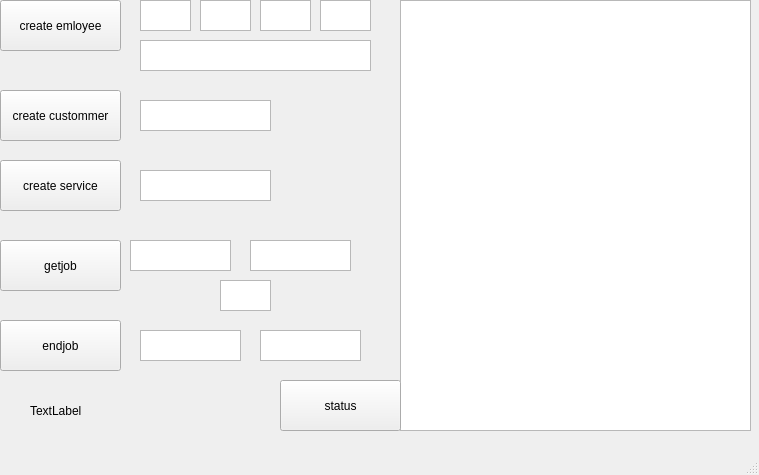
Old version of the form server.ui in the repository gameraliaz/Bank_Server.
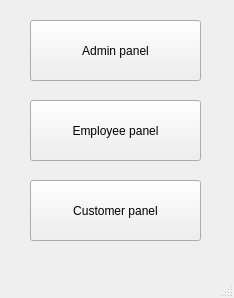
New version of the form.

```diff
--- a/server.ui
+++ b/server.ui
@@ -6,233 +6,51 @@
    <rect>
     <x>0</x>
     <y>0</y>
-    <width>759</width>
-    <height>475</height>
+    <width>234</width>
+    <height>298</height>
    </rect>
   </property>
   <property name="windowTitle">
    <string>Server</string>
   </property>
   <widget class="QWidget" name="centralwidget">
-   <widget class="QTextEdit" name="Statustext">
+   <widget class="QPushButton" name="btnEmployee">
     <property name="geometry">
      <rect>
-      <x>400</x>
-      <y>0</y>
-      <width>351</width>
-      <height>431</height>
-     </rect>
-    </property>
-   </widget>
-   <widget class="QPushButton" name="Empcreate">
-    <property name="geometry">
-     <rect>
-      <x>0</x>
-      <y>0</y>
-      <width>121</width>
-      <height>51</height>
-     </rect>
-    </property>
-    <property name="text">
-     <string>create emloyee</string>
-    </property>
-   </widget>
-   <widget class="QPushButton" name="Cuscreate">
-    <property name="geometry">
-     <rect>
-      <x>0</x>
-      <y>90</y>
-      <width>121</width>
-      <height>51</height>
-     </rect>
-    </property>
-    <property name="text">
-     <string>create custommer</string>
-    </property>
-   </widget>
-   <widget class="QPushButton" name="Sercreate">
-    <property name="geometry">
-     <rect>
-      <x>0</x>
-      <y>160</y>
-      <width>121</width>
-      <height>51</height>
-     </rect>
-    </property>
-    <property name="text">
-     <string>create service</string>
-    </property>
-   </widget>
-   <widget class="QPushButton" name="Getjob">
-    <property name="geometry">
-     <rect>
-      <x>0</x>
-      <y>240</y>
-      <width>121</width>
-      <height>51</height>
-     </rect>
-    </property>
-    <property name="text">
-     <string>getjob</string>
-    </property>
-   </widget>
-   <widget class="QPushButton" name="Endjob">
-    <property name="geometry">
-     <rect>
-      <x>0</x>
-      <y>320</y>
-      <width>121</width>
-      <height>51</height>
-     </rect>
-    </property>
-    <property name="text">
-     <string>endjob</string>
-    </property>
-   </widget>
-   <widget class="QPushButton" name="Status">
-    <property name="geometry">
-     <rect>
-      <x>280</x>
-      <y>380</y>
-      <width>121</width>
-      <height>51</height>
-     </rect>
-    </property>
-    <property name="text">
-     <string>status</string>
-    </property>
-   </widget>
-   <widget class="QTextEdit" name="Empcreate_Pass">
-    <property name="geometry">
-     <rect>
-      <x>140</x>
-      <y>0</y>
-      <width>51</width>
-      <height>31</height>
-     </rect>
-    </property>
-   </widget>
-   <widget class="QTextEdit" name="Empcreate_First">
-    <property name="geometry">
-     <rect>
-      <x>200</x>
-      <y>0</y>
-      <width>51</width>
-      <height>31</height>
-     </rect>
-    </property>
-   </widget>
-   <widget class="QTextEdit" name="Empcreate_Last">
-    <property name="geometry">
-     <rect>
-      <x>260</x>
-      <y>0</y>
-      <width>51</width>
-      <height>31</height>
-     </rect>
-    </property>
-   </widget>
-   <widget class="QTextEdit" name="Empcreate_Birth">
-    <property name="geometry">
-     <rect>
-      <x>320</x>
-      <y>0</y>
-      <width>51</width>
-      <height>31</height>
-     </rect>
-    </property>
-   </widget>
-   <widget class="QTextEdit" name="Empcreate_Identity">
-    <property name="geometry">
-     <rect>
-      <x>140</x>
-      <y>40</y>
-      <width>231</width>
-      <height>31</height>
-     </rect>
-    </property>
-   </widget>
-   <widget class="QTextEdit" name="Cuscreate_Ser">
-    <property name="geometry">
-     <rect>
-      <x>140</x>
+      <x>30</x>
       <y>100</y>
-      <width>131</width>
-      <height>31</height>
+      <width>171</width>
+      <height>61</height>
      </rect>
     </property>
-   </widget>
-   <widget class="QTextEdit" name="Sercreate_Sername">
-    <property name="geometry">
-     <rect>
-      <x>140</x>
-      <y>170</y>
-      <width>131</width>
-      <height>31</height>
-     </rect>
+    <property name="text">
+     <string>Employee panel</string>
     </property>
    </widget>
-   <widget class="QTextEdit" name="Endjob_Id">
+   <widget class="QPushButton" name="btnCustomer">
     <property name="geometry">
      <rect>
-      <x>140</x>
-      <y>330</y>
-      <width>101</width>
-      <height>31</height>
+      <x>30</x>
+      <y>180</y>
+      <width>171</width>
+      <height>61</height>
      </rect>
     </property>
-   </widget>
-   <widget class="QTextEdit" name="Endjob_Pass">
-    <property name="geometry">
-     <rect>
-      <x>260</x>
-      <y>330</y>
-      <width>101</width>
-      <height>31</height>
-     </rect>
+    <property name="text">
+     <string>Customer panel</string>
     </property>
    </widget>
-   <widget class="QTextEdit" name="Getjob_Id">
+   <widget class="QPushButton" name="btnAdmin">
     <property name="geometry">
      <rect>
-      <x>130</x>
-      <y>240</y>
-      <width>101</width>
-      <height>31</height>
-     </rect>
-    </property>
-   </widget>
-   <widget class="QTextEdit" name="Getjob_Pass">
-    <property name="geometry">
-     <rect>
-      <x>250</x>
-      <y>240</y>
-      <width>101</width>
-      <height>31</height>
-     </rect>
-    </property>
-   </widget>
-   <widget class="QTextEdit" name="Getjob_Ser">
-    <property name="geometry">
-     <rect>
-      <x>220</x>
-      <y>280</y>
-      <width>51</width>
-      <height>31</height>
-     </rect>
-    </property>
-   </widget>
-   <widget class="QLabel" name="Lable">
-    <property name="geometry">
-     <rect>
       <x>30</x>
-      <y>400</y>
-      <width>121</width>
-      <height>21</height>
+      <y>20</y>
+      <width>171</width>
+      <height>61</height>
      </rect>
     </property>
     <property name="text">
-     <string>TextLabel</string>
+     <string>Admin panel</string>
     </property>
    </widget>
   </widget>
```
Left out of the diff: 2 changed lines with no effect on the pictures.
